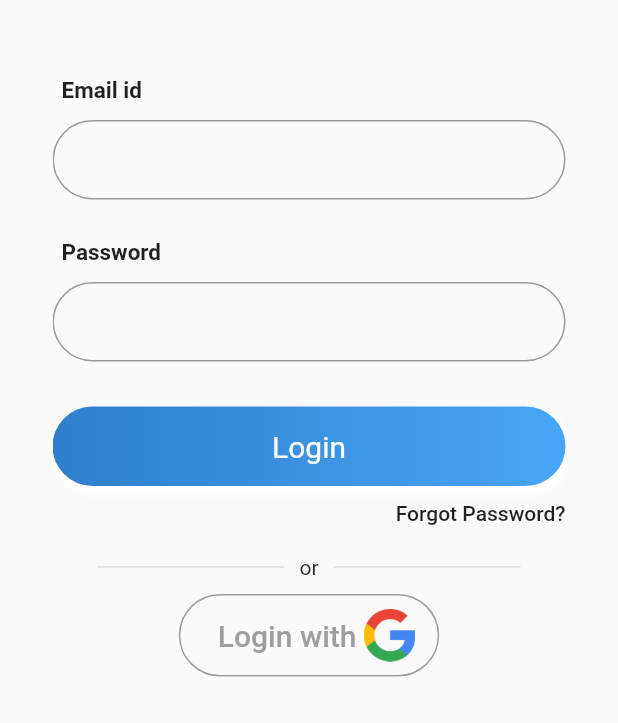
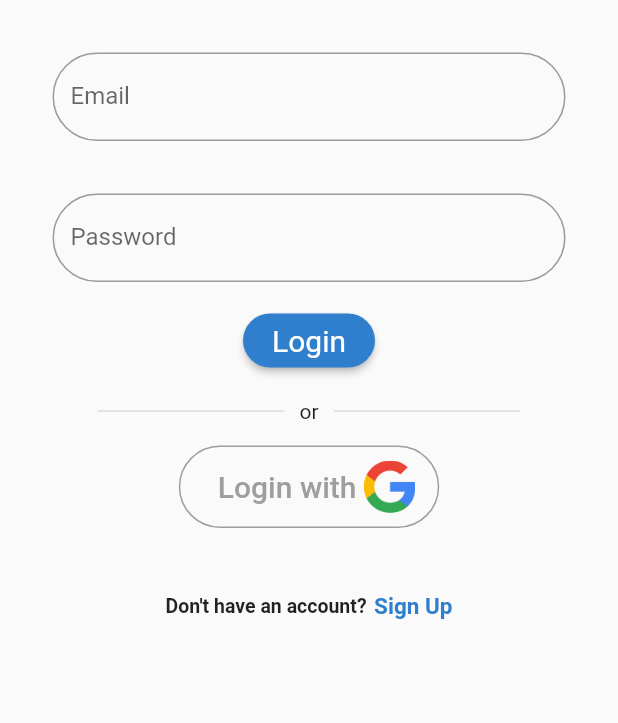
Before and after one commit to amankumar00/MilkApp, a Flutter app: the screen it shows after launch, on a phone screen of 412 x 824 dp, the part 513-1236 px from its top. Run offline on Flutter 3.47's test engine with Material 2 defaults, Android fonts, the phone set to English and light mode, and no system bars; our stand-ins replace firebase_auth, firebase_core, form_field_validator, google_sign_in; accounts and stored records are empty.

Commit message:
Full GAuth,Email Login-SignUp & SignOut done

```diff
--- a/lib/Views/LoginPage.dart
+++ b/lib/Views/LoginPage.dart
@@ -1,7 +1,9 @@
 import 'package:flutter/material.dart';
+import 'package:milk/Views/HomePage.dart';
 import 'SignUpPage.dart';
+import 'authentication.dart';
+import 'package:form_field_validator/form_field_validator.dart';
 
-//final login page2
 class LoginPage extends StatefulWidget {
   static String id = '/';
   @override
@@ -9,55 +11,83 @@ class LoginPage extends StatefulWidget {
 }
 
 class _LoginPageState extends State<LoginPage> {
-  Widget _entryField(String title, {bool isPassword = false}) {
-    TextStyle style = TextStyle(fontFamily: 'Montserrat', fontSize: 20.0);
+  String email;
+  String password;
+  GlobalKey<FormState> formkey = GlobalKey<FormState>();
+
+  void login() {
+    if (formkey.currentState.validate()) {
+      formkey.currentState.save();
+      signin(email, password, context).then((value) {
+        if (value != null) {
+          Navigator.pushReplacement(
+              context,
+              MaterialPageRoute(
+                builder: (context) => HomePage(),
+              ));
+        }
+      });
+    }
+  }
+
+  Widget _entryField() {
     return Container(
-      margin: EdgeInsets.symmetric(vertical: 10),
-      child: Column(
-        crossAxisAlignment: CrossAxisAlignment.start,
-        children: <Widget>[
-          Padding(
-            padding: const EdgeInsets.all(6.0),
-            child: Text(
-              title,
-              style: TextStyle(fontWeight: FontWeight.bold, fontSize: 15),
+      width: MediaQuery.of(context).size.width * 0.90,
+      child: Form(
+        key: formkey,
+        child: Column(
+          children: <Widget>[
+            TextFormField(
+              decoration: InputDecoration(
+                  border: OutlineInputBorder(
+                    borderRadius: BorderRadius.circular(40),
+                  ),
+                  labelText: "Email"),
+              validator: (_val) {
+                if (_val.isEmpty) {
+                  return "Can't be empty";
+                } else {
+                  return null;
+                }
+              },
+              onChanged: (val) {
+                email = val;
+              },
             ),
-          ),
-          SizedBox(
-            height: 05,
-          ),
-          TextField(
-            obscureText: isPassword,
-            style: style,
-            decoration: InputDecoration(
-                contentPadding: EdgeInsets.fromLTRB(20.0, 15.0, 20.0, 15.0),
-                border: OutlineInputBorder(
-                    borderRadius: BorderRadius.circular(40))),
-          )
-        ],
+            SizedBox(height: 20),
+            Padding(
+              padding: const EdgeInsets.symmetric(vertical: 15.0),
+              child: TextFormField(
+                obscureText: true,
+                decoration: InputDecoration(
+                    border: OutlineInputBorder(
+                      borderRadius: BorderRadius.circular(40),
+                    ) ,labelText: "Password"),
+                validator: MultiValidator([
+                  RequiredValidator(errorText: "This Field Is Required."),
+                  MinLengthValidator(6,
+                      errorText: "Minimum 6 Characters Required.")
+                ]),
+                onChanged: (val) {
+                  password = val;
+                },
+              ),
+            ),
+            _submitButton(),
+          ],
+        ),
       ),
     );
   }
 
   Widget _submitButton() {
     return Container(
-      width: MediaQuery.of(context).size.width,
-      padding: EdgeInsets.symmetric(vertical: 15),
-      alignment: Alignment.center,
-      decoration: BoxDecoration(
-          borderRadius: BorderRadius.circular(50),
-          boxShadow: <BoxShadow>[
-            BoxShadow(
-                color: Colors.white,
-                offset: Offset(2, 4),
-                blurRadius: 5,
-                spreadRadius: 2),
-          ],
-          gradient: LinearGradient(
-              begin: Alignment.centerLeft,
-              end: Alignment.centerRight,
-              colors: [Color(0xFF2f7fcd), Color(0xFF47a6f7)])),
-      child: Text('Login', style: TextStyle(fontSize: 20, color: Colors.white)),
+      child: RawMaterialButton(
+        shape: RoundedRectangleBorder(borderRadius: BorderRadius.circular(40)),
+          onPressed: login,
+          fillColor: Color(0xFF2f7fcd),
+          child: Text('Login',
+              style: TextStyle(fontSize: 20, color: Colors.white))),
     );
   }
 
@@ -97,7 +127,19 @@ class _LoginPageState extends State<LoginPage> {
   Widget _googleLogin() {
     return OutlineButton(
       splashColor: Color(0xFF2f7fcd),
-      onPressed: () {},
+      onPressed: () {
+        signInWithGoogle().then((result) {
+          if (result != null) {
+            Navigator.of(context).push(
+              MaterialPageRoute(
+                builder: (context) {
+                  return HomePage();
+                },
+              ),
+            );
+          }
+        });
+      },
       shape: RoundedRectangleBorder(borderRadius: BorderRadius.circular(40)),
       highlightElevation: 0,
       borderSide: BorderSide(color: Colors.grey),
@@ -171,15 +213,6 @@ class _LoginPageState extends State<LoginPage> {
     );
   }
 
-  Widget _emailPasswordWidget() {
-    return Column(
-      children: <Widget>[
-        _entryField("Email id"),
-        _entryField("Password", isPassword: true),
-      ],
-    );
-  }
-
   @override
   Widget build(BuildContext context) {
     final height = MediaQuery.of(context).size.height;
@@ -199,17 +232,10 @@ class _LoginPageState extends State<LoginPage> {
                     Image(image: AssetImage("images/logo.png"), height: 80.0),
                     _title(),
                     SizedBox(height: 35),
-                    _emailPasswordWidget(),
-                    SizedBox(height: 20),
-                    _submitButton(),
-                    Container(
-                      padding: EdgeInsets.symmetric(vertical: 10),
-                      alignment: Alignment.centerRight,
-                      child: Text('Forgot Password?',
-                          style: TextStyle(
-                              fontSize: 14, fontWeight: FontWeight.w500)),
-                    ),
+                    _entryField(),
+                    SizedBox(height: 5),
                     _divider(),
+                    SizedBox(height: 5),
                     _googleLogin(),
                     SizedBox(height: height * .01),
                     _createAccountLabel(),
--- a/pubspec.yaml
+++ b/pubspec.yaml
@@ -12,6 +12,11 @@ dependencies:
   flutter:
     sdk: flutter
   cupertino_icons: ^0.1.3
+  firebase_core: ^0.5.0
+  firebase_auth: ^0.18.0+1
+  google_sign_in: ^4.5.3
+  form_field_validator: ^1.0.1
+  cloud_firestore: ^0.14.4
 
 dev_dependencies:
   flutter_test:
```
Also changed, not shown: lib/Views/HomePage.dart (+17 -5 lines), lib/Views/SignUpPage.dart (+124 -56 lines), lib/Views/authentication.dart (added, +120 -0 lines), lib/main.dart (+6 -2 lines), lib/Views/SignUpGoogle.dart (added), pubspec.lock, 4 other files.
